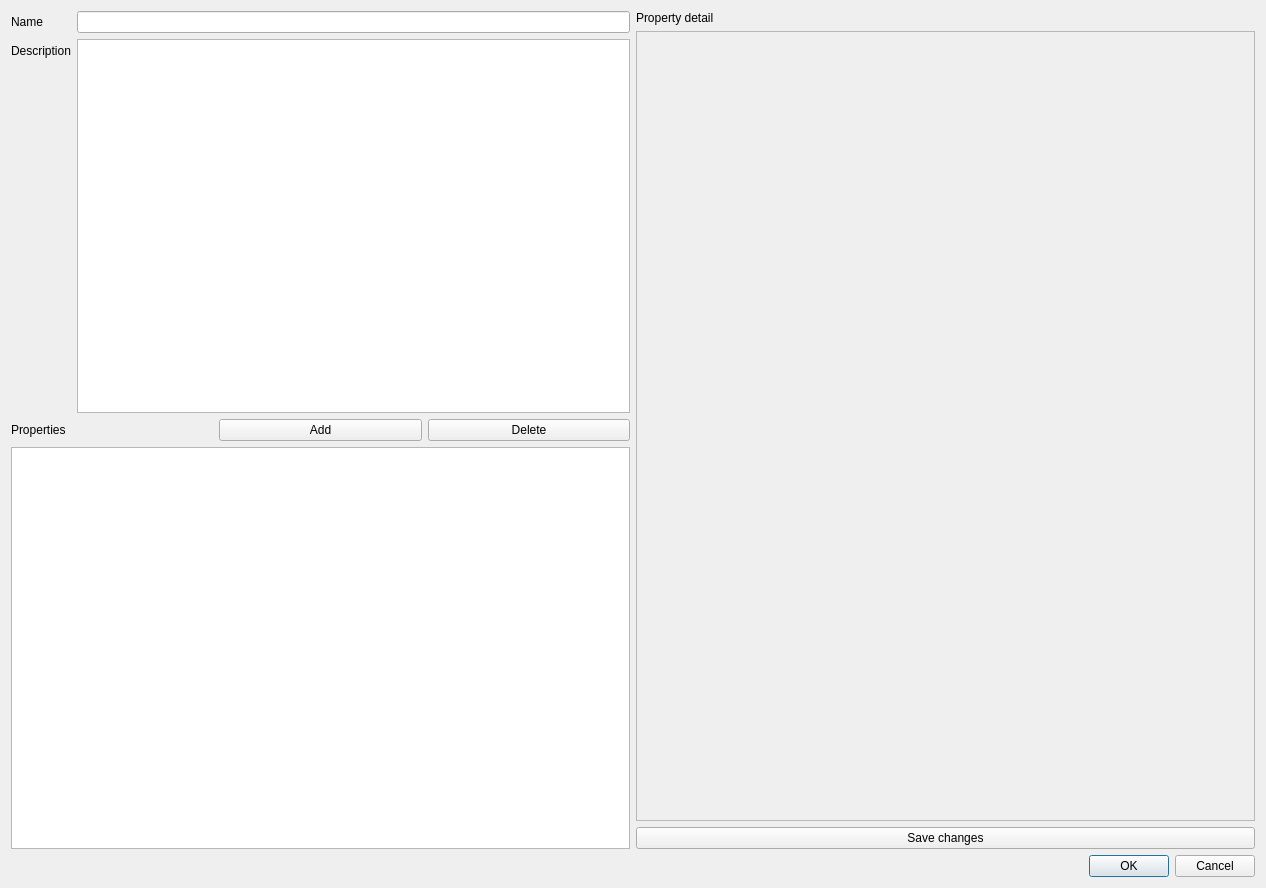
This is src/gui/forms/declarations/materialdialog.ui in caozhongxiao/espreso as Qt 5 draws it before an edit. The edited form follows.
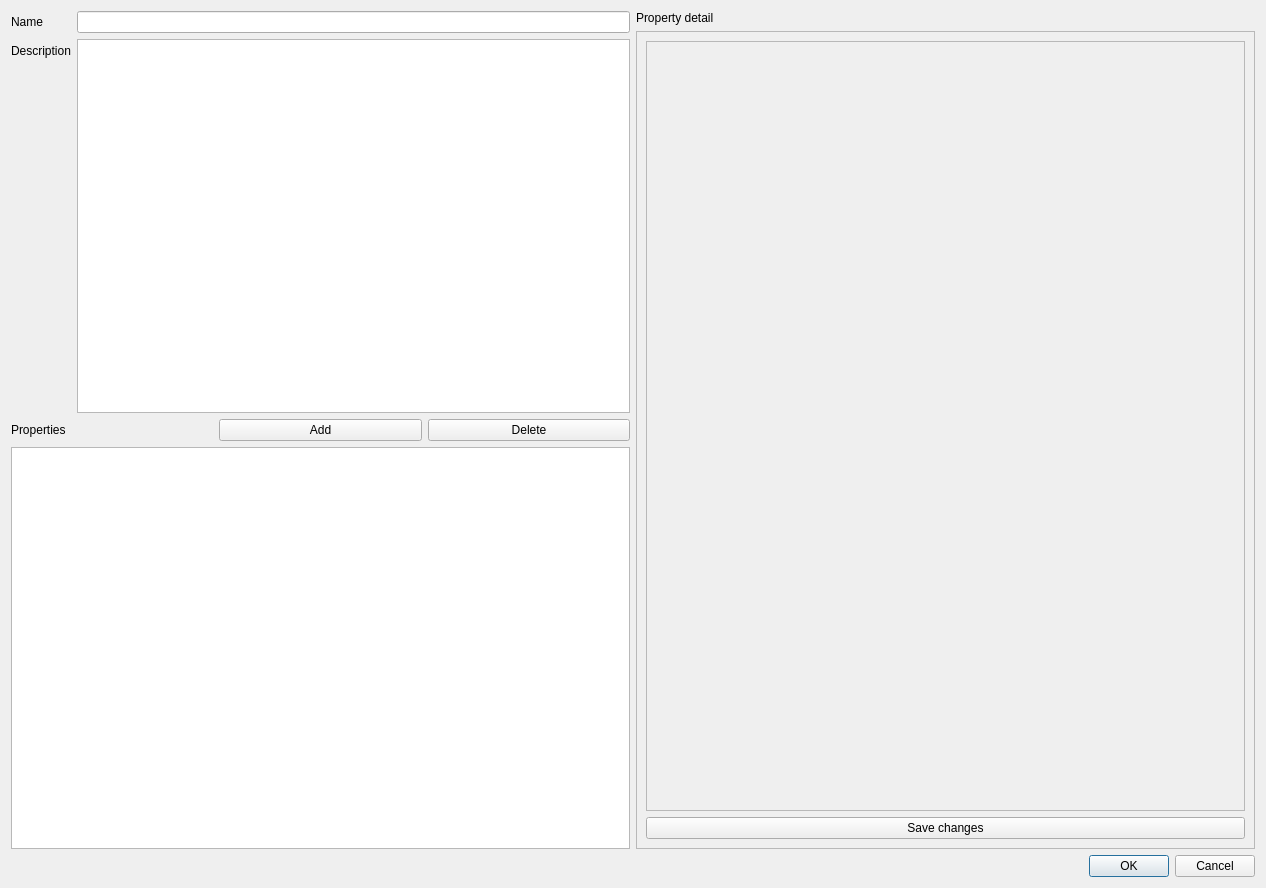
This is the edited form.

Commit message: REF: [GUI] Material structure.

Patch:
```diff
--- a/src/gui/forms/declarations/materialdialog.ui
+++ b/src/gui/forms/declarations/materialdialog.ui
@@ -99,6 +99,21 @@
          <property name="frameShadow">
           <enum>QFrame::Raised</enum>
          </property>
+         <layout class="QVBoxLayout" name="verticalLayout_4">
+          <item>
+           <widget class="QFrame" name="frPropertyDetail">
+            <property name="sizePolicy">
+             <sizepolicy hsizetype="Expanding" vsizetype="Expanding">
+              <horstretch>0</horstretch>
+              <verstretch>0</verstretch>
+             </sizepolicy>
+            </property>
+            <property name="frameShape">
+             <enum>QFrame::StyledPanel</enum>
+            </property>
+            <property name="frameShadow">
+             <enum>QFrame::Raised</enum>
+            </property>
          <layout class="QVBoxLayout" name="verticalLayout_5"/>
         </widget>
        </item>
@@ -112,6 +127,9 @@
           </widget>
          </item>
         </layout>
+          </item>
+         </layout>
+        </widget>
        </item>
       </layout>
      </item>
```
Left out of the diff: 6 changed lines with no effect on the pictures. Lines whose indentation alone changed are shown as unchanged. The commit also changes 4 other files.
